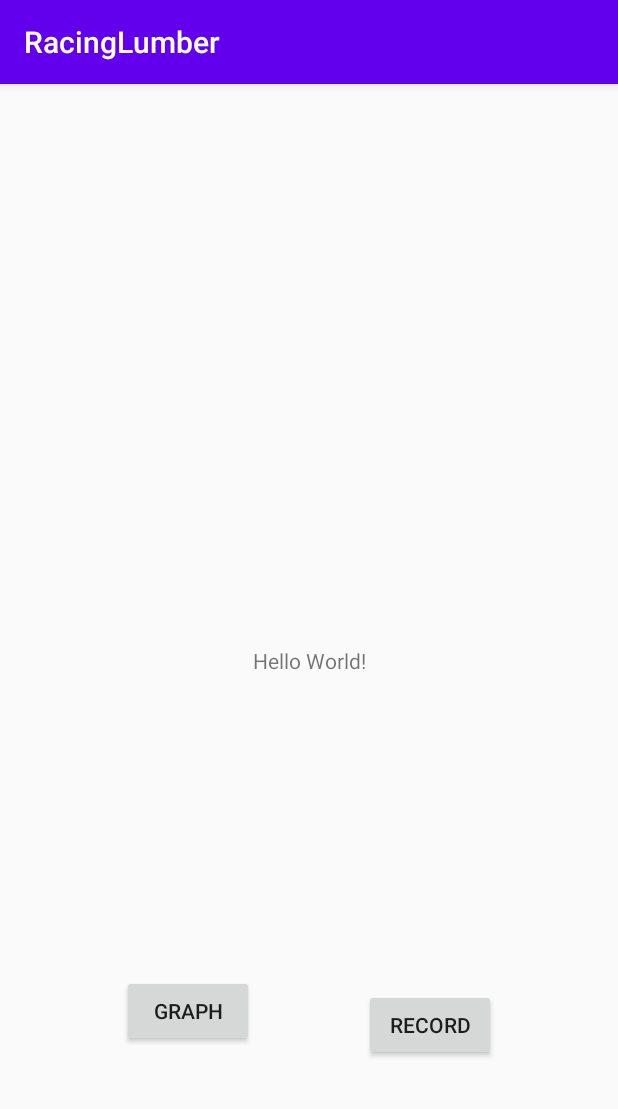
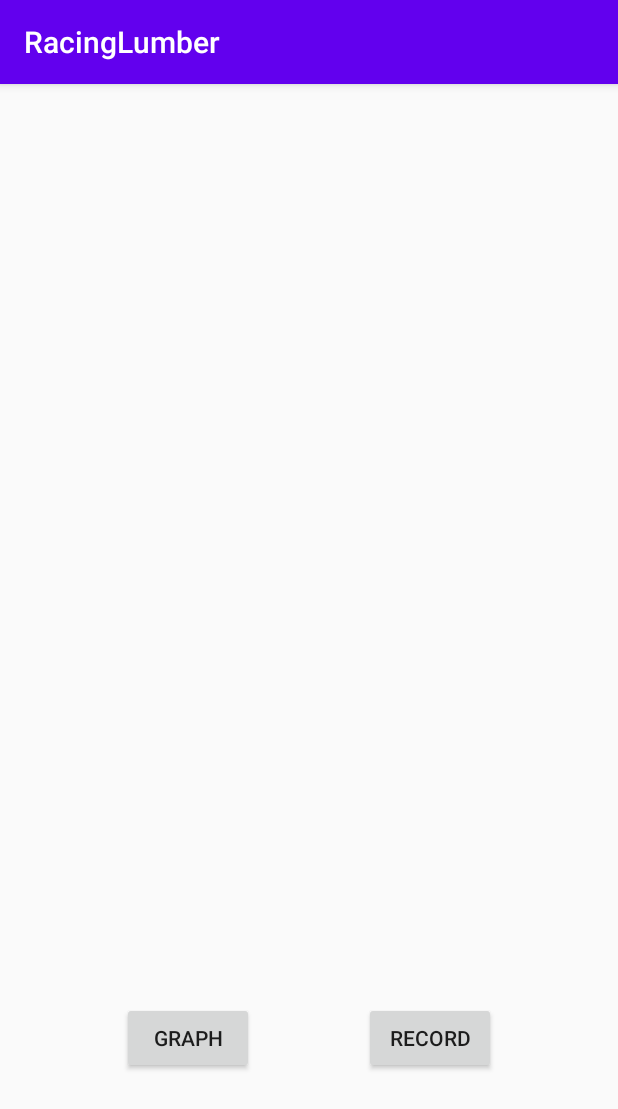
Before and after one commit to ETS-Android1/RacingLumber, an Android app: the screen it shows after launch (MainActivity), on a phone screen of 412 x 824 dp. Shown: the top 1109 px of the screen. Run offline under Robolectric (Android 15) with nearby library versions, the phone set to English and light mode, and no system bars.

Commit message:
Moved JNI function call to dataStorage.java for future use in quaternions calculation

```diff
--- a/app/src/main/java/com/example/racinglumber/MainActivity.java
+++ b/app/src/main/java/com/example/racinglumber/MainActivity.java
@@ -6,10 +6,8 @@ import android.content.Intent;
 import android.graphics.Color;
 import android.os.Bundle;
 import android.os.SystemClock;
-import android.util.Log;
 import android.view.View;
 import android.widget.Button;
-import android.widget.TextView;
 import android.hardware.Sensor;
 import android.hardware.SensorManager;
 import android.hardware.SensorEventListener;
@@ -26,11 +24,6 @@ public class MainActivity extends AppCompatActivity implements View.OnClickListe
     /*Control Flags*/
     boolean dataIsRecording = false;
 
-    // Used to load the 'native-lib' library on application startup.
-    static {
-        System.loadLibrary("native-lib");
-    }
-
     @Override
     protected void onCreate(Bundle savedInstanceState) {
         super.onCreate(savedInstanceState);
@@ -46,10 +39,6 @@ public class MainActivity extends AppCompatActivity implements View.OnClickListe
         senAccelerometer = senSensorManager.getDefaultSensor(Sensor.TYPE_LINEAR_ACCELERATION);
         senRotation = senSensorManager.getDefaultSensor(Sensor.TYPE_ROTATION_VECTOR);
         senGravity = senSensorManager.getDefaultSensor(Sensor.TYPE_GRAVITY);
-
-        // Example of a call to a native method
-        TextView tv = findViewById(R.id.sample_text);
-        tv.setText(stringFromJNI());
     }
 ///////////BUTTON FUNCTIONS//////////////
     @Override
@@ -132,10 +121,6 @@ public class MainActivity extends AppCompatActivity implements View.OnClickListe
                 }
                 else if (mySensor.getType() == Sensor.TYPE_GRAVITY)
                 {
-                    //Log.e("SPENCERxxxx", Float.toString(sensorEvent.values[0]));//debug log statements used for dev
-                    //Log.e("SPENCERyyyy", Float.toString(sensorEvent.values[1]));
-                    //Log.e("SPENCERzzzz", Float.toString(sensorEvent.values[2]));
-
                     dataStorage.xGravityArray[gravityIndex] = sensorEvent.values[0];
                     dataStorage.yGravityArray[gravityIndex] = sensorEvent.values[1];
                     dataStorage.zGravityArray[gravityIndex] = sensorEvent.values[2];
@@ -172,10 +157,4 @@ public class MainActivity extends AppCompatActivity implements View.OnClickListe
         onPause();
         //todo save to file here?
     }
-
-    /**
-     * A native method that is implemented by the 'native-lib' native library,
-     * which is packaged with this application.
-     */
-    public native String stringFromJNI();
 }
--- a/app/src/main/res/layout/activity_main.xml
+++ b/app/src/main/res/layout/activity_main.xml
@@ -5,16 +5,6 @@
     android:layout_width="match_parent"
     android:layout_height="match_parent"
     tools:context=".MainActivity">
-
-    <TextView
-        android:id="@+id/sample_text"
-        android:layout_width="wrap_content"
-        android:layout_height="wrap_content"
-        android:text="Hello World!"
-        app:layout_constraintBottom_toBottomOf="parent"
-        app:layout_constraintLeft_toLeftOf="parent"
-        app:layout_constraintRight_toRightOf="parent"
-        app:layout_constraintTop_toTopOf="parent" />
 
     <Button
         android:id="@+id/recordButton"
```
Also changed, not shown: app/src/main/java/com/example/racinglumber/dataStorage.java (+13 -2 lines), 1 other file.
